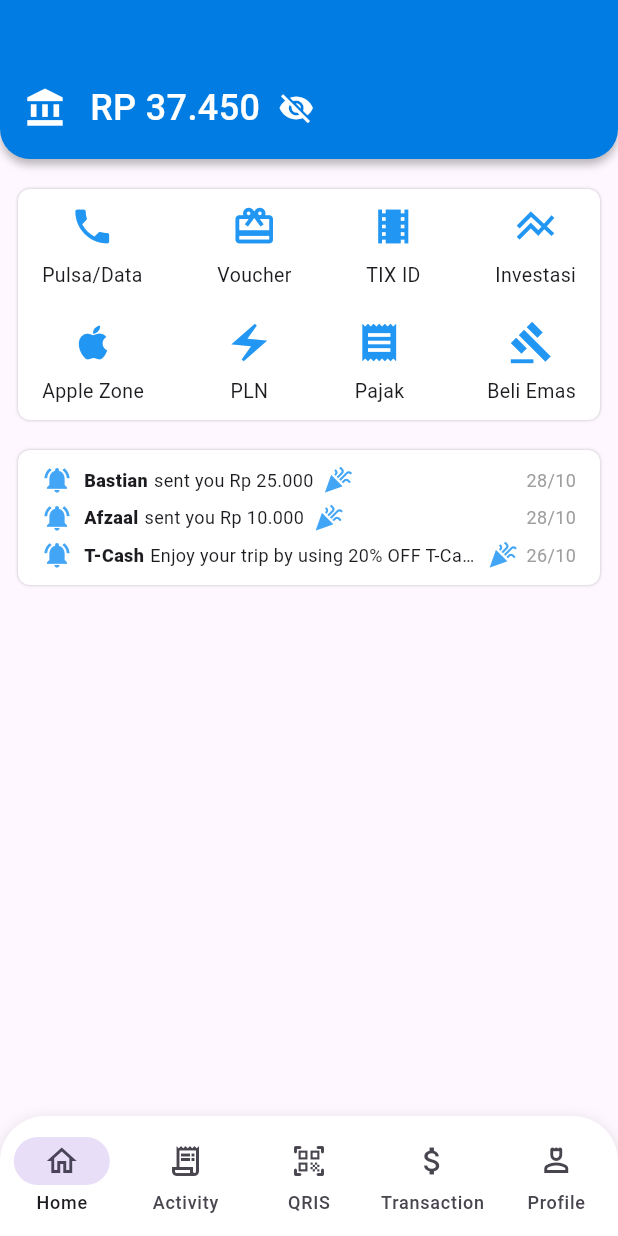
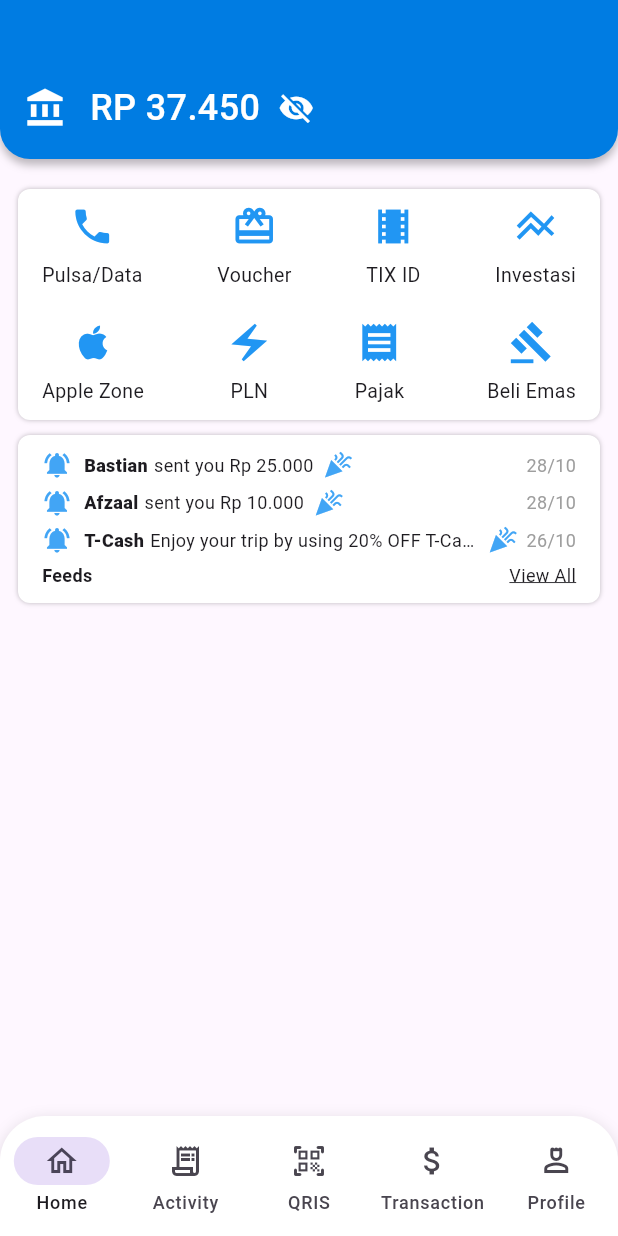
Before and after one commit to SiEncan/T-Cash, a Flutter app: the screen it shows after launch, on a phone screen of 412 x 824 dp. Run offline on Flutter 3.47's test engine with Material 3 defaults, Android fonts, the phone set to English and light mode, and no system bars.

Commit message:
a little changes on feed container

```diff
--- a/lib/home_tab.dart
+++ b/lib/home_tab.dart
@@ -24,7 +24,8 @@
                 // kumpulan icon fitur
                 Container(
                   margin:
-                      const EdgeInsets.symmetric(vertical: 20, horizontal: 12),
+                      // const EdgeInsets.symmetric(vertical: 20, horizontal: 12),
+                      const EdgeInsets.fromLTRB(12, 20, 12, 10),
                   padding: const EdgeInsets.fromLTRB(16, 10, 16, 10),
                   decoration: BoxDecoration(
                     color: Colors.white,
@@ -32,7 +33,7 @@
                     boxShadow: const [
                       BoxShadow(
                         color: Colors.black26,
-                        blurRadius: 1,
+                        blurRadius: 2,
                         // offset: Offset(0, 2),
                       ),
                     ],
@@ -95,7 +96,7 @@
                     boxShadow: const [
                       BoxShadow(
                         color: Colors.black26,
-                        blurRadius: 1,
+                        blurRadius: 2,
                         // offset: Offset(0, 2),
                       ),
                     ],
@@ -183,6 +184,27 @@
                             "26/10",
                             style: TextStyle(fontSize: 12, color: Colors.grey),
                           ),
+                        ],
+                      ),
+                      const SizedBox(height: 5),
+                      const Row(
+                        // mainAxisAlignment: MainAxisAlignment.end,
+                        children: [
+                          Text(
+                            style: TextStyle(
+                                fontSize: 12, fontWeight: FontWeight.bold),
+                            "Feeds",
+                            textAlign: TextAlign.right,
+                          ),
+                          Spacer(),
+                          Text(
+                            style: TextStyle(
+                              fontSize: 12,
+                              decoration: TextDecoration.underline,
+                            ),
+                            "View All",
+                            textAlign: TextAlign.right,
+                          )
                         ],
                       )
                     ],
```
